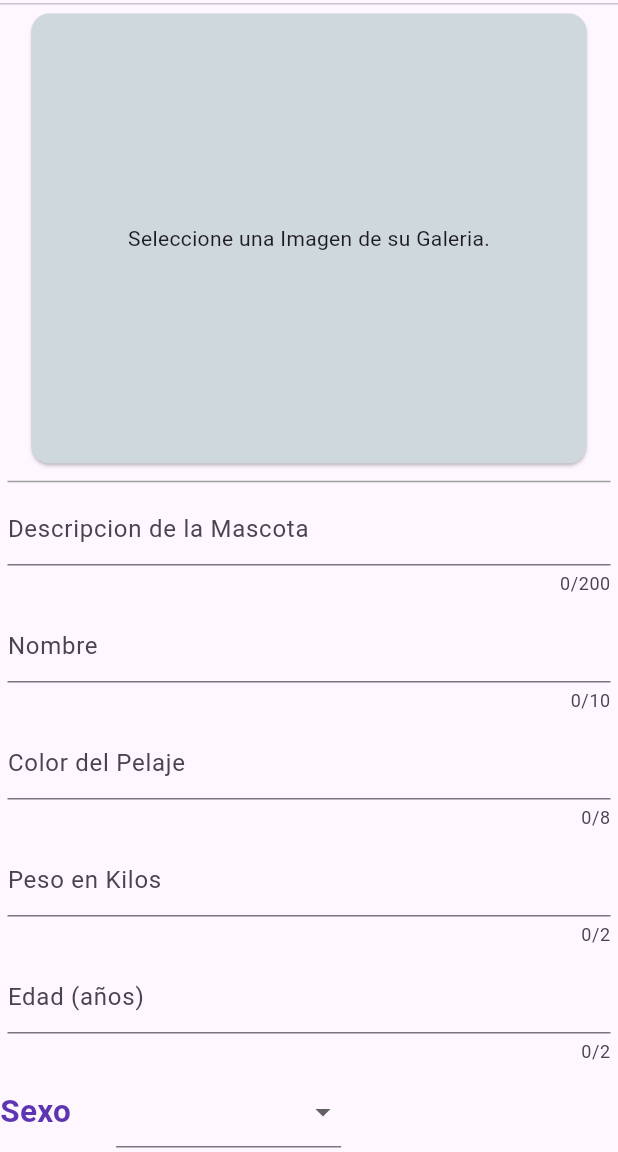
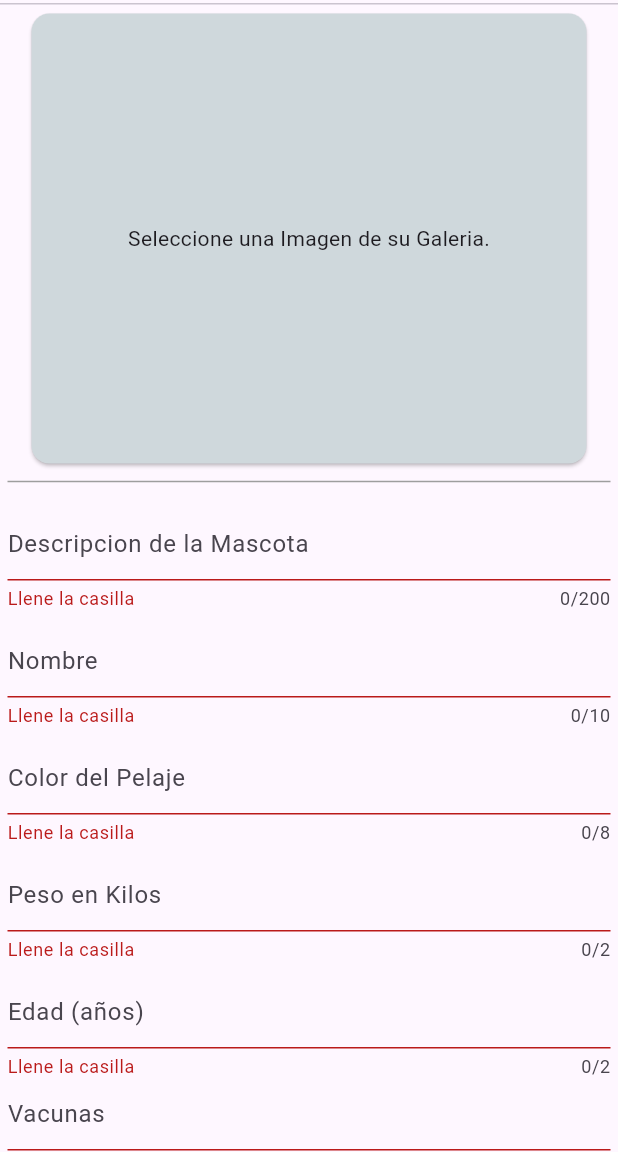
Before and after one commit to lucianoFajardo/Res-Pet_tesis, a Flutter app: the NewPostView screen opened by its route, on a phone screen of 412 x 824 dp, the part 84-1236 px from its top. Run offline on Flutter 3.47's test engine with Material 3 defaults, Android fonts, the phone set to English and light mode, and no system bars; our stand-ins replace bloc, cached_network_image, equatable, flutter_bloc, flutter_dotenv, image_picker and 1 more; missing offline and left inert: flutter_phone_direct_caller, timer_button; accounts and stored records are empty; network calls fail.

Commit message:
cambios 28-06-24

```diff
--- a/lib/src/views/login/login_view.dart
+++ b/lib/src/views/login/login_view.dart
@@ -117,7 +117,7 @@ class LoginView extends StatelessWidget {
                           Navigator.pushNamed(context, 'register');
                         },
                         child: const Text(
-                          'Registrate',
+                          'Registrarse',
                           style: TextStyle(color: Colors.black),
                         ),
                       )),
--- a/lib/src/views/new_post/new_post_view.dart
+++ b/lib/src/views/new_post/new_post_view.dart
@@ -148,9 +148,11 @@ class _NewPostViewState extends State<NewPostView> {
 
               Navigator.pushReplacementNamed(context, 'home_view');
             }
-        }, builder: (context, state) {
+          },
+            builder: (context, state) {
               return Form(
                 key: _formKey,
+                autovalidateMode: AutovalidateMode.always,
                 child: SingleChildScrollView(
                   child: Column(
                     children: <Widget>[
@@ -213,6 +215,7 @@ class _NewPostViewState extends State<NewPostView> {
                               ),
                             ),
                       Divider(indent: 5,endIndent: 5,thickness: 1,color: Colors.grey[500]),
+                      const SizedBox(height: 10),
 
                       ConstrainedBox(
                         constraints: const BoxConstraints(
@@ -268,6 +271,7 @@ class _NewPostViewState extends State<NewPostView> {
                                 return null;
                               }
                             },
+
                             onChanged: (value) {
                               _formKey.currentState?.validate();
                             },
@@ -370,7 +374,116 @@ class _NewPostViewState extends State<NewPostView> {
                         ),
                       ),
 
+                      ConstrainedBox(
+                        constraints: const BoxConstraints(
+                          maxHeight: 300,
+                        ),
+                        child: Padding(
+                          padding: const EdgeInsets.only(left: 5, right: 5),
+                          child: TextFormField(
+                            controller: vacunaController,
+                            textCapitalization: TextCapitalization.words,
+                            maxLength: 150,
+                            decoration: const InputDecoration(
+                                border: UnderlineInputBorder(),
+                                hintText: "Vacunas"),
+                            validator: (value) {
+                              if (value!.isEmpty) {
+                                return "Llene la casilla";
+                              } else if (!RegExp(r'^[a-z A-Z0-9_.-]*$')
+                                  .hasMatch(value)) {
+                                return "No ocupe signos ni simbolos";
+                              } else {
+                                return null;
+                              }
+                            },
+                            onChanged: (value) {
+                              _formKey.currentState?.validate();
+                            },
+                          ),
+                        ),
+                      ),
+
+                      const SizedBox(height: 10),
+
+                      ConstrainedBox(
+                        constraints: const BoxConstraints(
+                          maxHeight: 300,
+                        ),
+                        child: Padding(
+                          padding: const EdgeInsets.only(left: 5, right: 5),
+                          child: TextFormField(
+                            controller: tamanoController,
+                            keyboardType: TextInputType.phone,
+                            textCapitalization: TextCapitalization.words,
+                            maxLines: 1,
+                            maxLength: 3,
+                            decoration: const InputDecoration(
+                              border: UnderlineInputBorder(),
+                              hintText: "Tamaño en centimetros",
+                            ),
+                            validator: (value) {
+                              if (value!.isEmpty) {
+                                return "Llene la casilla";
+                              } else if (!RegExp(r'^[0-9]*$').hasMatch(value)) {
+                                return "Ocupe solamente numeros.";
+                              } else {
+                                return null;
+                              }
+                            },
+                            onChanged: (value) {
+                              _formKey.currentState?.validate();
+                            },
+                          ),
+                        ),
+                      ),
+
+                      const SizedBox(height: 10),
+
+                      SizedBox(
+                        width: double.infinity,
+                        child: Padding(
+                            padding: const EdgeInsets.only(left: 5, right: 5),
+                            child: Column(
+                              children: [
+                                Align(
+                                  alignment: Alignment.topLeft,
+                                  child: Text(
+                                    "Cuidados Específicos",
+                                    style: TextStyle(
+                                        color: Colors.deepPurple[600],
+                                        fontSize: 18,
+                                        fontWeight: FontWeight.bold),
+                                  ),
+                                ),
+                                TextFormField(
+                                  controller: cuidadoController,
+                                  textAlign: TextAlign.left,
+                                  maxLength: 200,
+                                  decoration: const InputDecoration(
+                                    hintText: "Escriba aqui.",
+                                  ),
+                                  validator: (value) {
+                                    if (value!.isEmpty) {
+                                      return "Llene la casilla";
+                                    } else if (!RegExp(r'^[a-z A-Z0-9_.-]+$')
+                                        .hasMatch(value)) {
+                                      return "No ocupe signos ni simbolos";
+                                    } else {
+                                      return null;
+                                    }
+                                  },
+                                  onChanged: (value) {
+                                    _formKey.currentState?.validate();
+                                  },
+                                ),
+                              ],
+                            )
+                          ),
+                      ),
+
                       const SizedBox(height: 8),
+                     //Divider(indent: 5,endIndent: 5,thickness: 1,color: Colors.grey[500],height: 25),
 
                       Align(
                           alignment: Alignment.centerLeft,
@@ -469,9 +582,8 @@ class _NewPostViewState extends State<NewPostView> {
                                   },
 
                                   value: selectedItemLocalidad,
-
-                              validator: ((value) => value == null
-                                ? "Escoge Localidad" : null),
+                                  validator: ((value) =>
+                                  value == null ? "Escoge Localidad" : null),
 
                                   style: const TextStyle(color: Colors.black, fontSize: 16),
                                 )
@@ -535,117 +647,6 @@ class _NewPostViewState extends State<NewPostView> {
                           ),
                         ),
 
-                  Divider(
-                      indent: 5,
-                      endIndent: 5,
-                      thickness: 1,
-                      color: Colors.grey[500],
-                      height: 25),
-                  ConstrainedBox(
-                    constraints: const BoxConstraints(
-                      maxHeight: 300,
-                    ),
-                    child: Padding(
-                      padding: const EdgeInsets.only(left: 5, right: 5),
-                      child: TextFormField(
-                        controller: vacunaController,
-                        textCapitalization: TextCapitalization.words,
-                        maxLength: 150,
-                        decoration: const InputDecoration(
-                            border: UnderlineInputBorder(),
-                            hintText: "Vacunas"),
-                        validator: (value) {
-                          if (value!.isEmpty) {
-                            return "Llene la casilla";
-                          } else if (!RegExp(r'^[a-z A-Z0-9_.-]*$')
-                              .hasMatch(value)) {
-                            return "No ocupe signos ni simbolos";
-                          } else {
-                            return null;
-                          }
-                        },
-                        onChanged: (value) {
-                          _formKey.currentState?.validate();
-                        },
-                      ),
-                    ),
-                  ),
-
-                  const SizedBox(height: 10),
-
-                  ConstrainedBox(
-                    constraints: const BoxConstraints(
-                      maxHeight: 300,
-                    ),
-                    child: Padding(
-                      padding: const EdgeInsets.only(left: 5, right: 5),
-                      child: TextFormField(
-                        controller: tamanoController,
-                        keyboardType: TextInputType.phone,
-                        textCapitalization: TextCapitalization.words,
-                        maxLines: 1,
-                        maxLength: 3,
-                        decoration: const InputDecoration(
-                          border: UnderlineInputBorder(),
-                          hintText: "Tamaño en centimetros",
-                        ),
-                        validator: (value) {
-                          if (value!.isEmpty) {
-                            return "Llene la casilla";
-                          } else if (!RegExp(r'^[0-9]*$').hasMatch(value)) {
-                            return "Ocupe solamente numeros.";
-                          } else {
-                            return null;
-                          }
-                        },
-                        onChanged: (value) {
-                          _formKey.currentState?.validate();
-                        },
-                      ),
-                    ),
-                  ),
-                  const SizedBox(height: 10),
-                  SizedBox(
-                    width: double.infinity,
-                    child: Padding(
-                        padding: const EdgeInsets.only(left: 5, right: 5),
-                        child: Column(
-                          children: [
-                            Align(
-                              alignment: Alignment.topLeft,
-                              child: Text(
-                                "Cuidados Específicos",
-                                style: TextStyle(
-                                    color: Colors.deepPurple[600],
-                                    fontSize: 18,
-                                    fontWeight: FontWeight.bold),
-                              ),
-                            ),
-                            TextFormField(
-                              controller: cuidadoController,
-                              textAlign: TextAlign.left,
-                              maxLength: 200,
-                              decoration: const InputDecoration(
-                                hintText: "Escriba aqui.",
-                              ),
-                              validator: (value) {
-                                if (value!.isEmpty) {
-                                  return "Llene la casilla";
-                                } else if (!RegExp(r'^[a-z A-Z0-9_.-]+$')
-                                    .hasMatch(value)) {
-                                  return "No ocupe signos ni simbolos";
-                                } else {
-                                  return null;
-                                }
-                              },
-                              onChanged: (value) {
-                                _formKey.currentState?.validate();
-                              },
-                            ),
-                          ],
-                        )
-                      ),
-                  ),
                       const SizedBox(height: 10),
                     ],
                   ),
--- a/lib/src/views/register/register_data_user.dart
+++ b/lib/src/views/register/register_data_user.dart
@@ -60,6 +60,7 @@ class _RegisterDataUserState extends State<RegisterDataUser> {
                       TextFormField(
                           controller: nameUser,
                           textCapitalization: TextCapitalization.words,
+                          maxLength: 10,
                           enableInteractiveSelection: true,
                           decoration: InputDecoration(
                               border: OutlineInputBorder(),
@@ -75,6 +76,7 @@ class _RegisterDataUserState extends State<RegisterDataUser> {
                       TextFormField(
                           controller: lastName,
                           textCapitalization: TextCapitalization.words,
+                          maxLength: 12,
                           enableInteractiveSelection: true,
                           decoration: InputDecoration(
                               border: OutlineInputBorder(),
@@ -89,13 +91,14 @@ class _RegisterDataUserState extends State<RegisterDataUser> {
                       ),
                       TextFormField(
                           controller: celphone,
-                          maxLength: 9,
+                          maxLength: 8,
                           keyboardType: TextInputType.number,
                           enableInteractiveSelection: true,
                           decoration: InputDecoration(
                               border: OutlineInputBorder(),
                               labelText: "Telefono",
                               hintText: "Ingresar Telefono"),
+
                           validator: (value) =>
                               validateField(value, RegExp(r'^[0-9]+$')),
                           onChanged: (value) =>
@@ -104,6 +107,7 @@ class _RegisterDataUserState extends State<RegisterDataUser> {
                       TextFormField(
                           controller: location,
                           keyboardType: TextInputType.streetAddress,
+                          maxLength: 15,
                           enableInteractiveSelection: true,
                           decoration: InputDecoration(
                               border: OutlineInputBorder(),
--- a/lib/src/views/setting/account_view.dart
+++ b/lib/src/views/setting/account_view.dart
@@ -52,7 +52,7 @@ class _ViewAccountState extends State<ViewAccount> {
                     Text(stateData.idUser),
                     Text("Nombre: ${stateData.name}"),
                     Text("Apellido: ${stateData.lastName}"),
-                    Text("Celular: ${stateData.celphoneNumber}"),
+                    Text("Celular: +56 9 ${stateData.celphoneNumber}"),
                     Text("Direccion: ${stateData.locationUser}"),
                   ],
                 ),
```
Also changed, not shown: lib/src/views/home/home_view.dart (+17 -15 lines), lib/src/views/new_post_perdida/new_post_perdida_view.dart (+20 -35 lines), lib/src/views/pet_lost_profile/pet_lost_profile.dart (+4 -21 lines), lib/src/views/pet_profile/perfil.dart (+2 -13 lines). Lines whose indentation alone changed are shown as unchanged.
